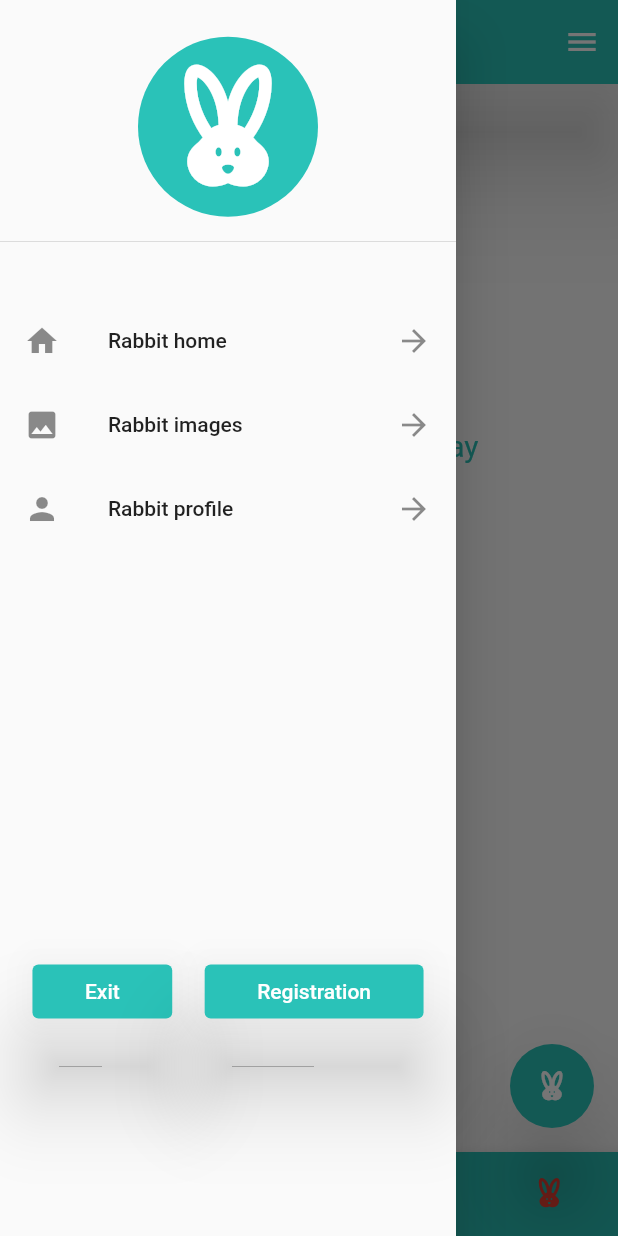
After one commit to ArturSmith/rabbitApp_practice5, a Flutter app: the HomePage screen opened by its route, with the side drawer open, on a phone screen of 412 x 824 dp. The commit adds this screen. Run offline on Flutter 3.47's test engine with Material 2 defaults, Android fonts, the light colour scheme and no system bars.

Commit message:
Corrected the mistakes, split widgets into own files and foulders

```diff
--- a/lib/main.dart
+++ b/lib/main.dart
@@ -1,6 +1,6 @@
 import 'package:flutter/material.dart';
-import 'package:flutter_practice5/Widgets/home_page.dart';
-import 'package:flutter_practice5/Widgets/login_page.dart';
+import 'package:flutter_practice5/widgets/home_page_widgets/home_page.dart';
+import 'package:flutter_practice5/widgets/login_page_widgets/login_main_page.dart';
 
 void main() {
   runApp(const MyApp());
@@ -17,7 +17,7 @@ class MyApp extends StatelessWidget {
       debugShowCheckedModeBanner: false,
       title: "Skillbox practice №5",
       routes: {
-        '/LoginPage': (context) => const LoginPage(),
+        '/LoginPage': (context) => const LoginMainPage(),
         '/HomePage': (context) => const HomePage(),
       },
       initialRoute: "/LoginPage",
--- a/lib/supportingElements/appColors.dart
+++ b/lib/supporting_elements/app_colors.dart
@@ -1,5 +1,5 @@
 import 'package:flutter/material.dart';
 
-abstract class MyColors {
+abstract class AppColors {
   static const mainLightGreenColor = Color.fromARGB(255, 42, 194, 184);
 }
--- a/lib/supportingElements/commonUsedMethods.dart
+++ b/lib/supporting_elements/text_field_border_decoration.dart
@@ -1,11 +1,11 @@
 import 'package:flutter/material.dart';
 
-class TextFieldDecoration {
-  TextFieldDecoration(this.labelText, this.labelColor, this.borderColor);
+class TextFieldBorderDecoration {
+  TextFieldBorderDecoration(this.labelText, this.labelColor, this.borderColor);
   String labelText;
   Color labelColor;
   Color borderColor;
-  InputDecoration ChangeTextFieldBorderDecoration() {
+  InputDecoration setTextFieldBorderDecoration() {
     var borderDecoration = InputDecoration(
       labelText: labelText,
       labelStyle: TextStyle(color: labelColor),
--- /dev/null
+++ b/lib/widgets/home_page_widgets/home_page.dart
@@ -0,0 +1,69 @@
+import 'package:flutter/material.dart';
+import 'package:flutter_practice5/supporting_elements/app_colors.dart';
+import 'home_page_bottom_navigation_bar.dart';
+import 'home_page_drawer.dart';
+import 'home_page_end_drawer.dart';
+import 'home_page_floating_button.dart';
+
+class HomePage extends StatefulWidget {
+  const HomePage({super.key});
+
+  @override
+  State<HomePage> createState() => _HomePageState();
+}
+
+class _HomePageState extends State<HomePage> {
+  int selectedIndex = 0;
+
+  List<Color> enviromentColors = [
+    AppColors.mainLightGreenColor,
+    Colors.black,
+    Colors.blue,
+    Colors.red,
+  ];
+
+  final List<String> namesOfRabiit = ["Green", 'Black', 'Blue', 'Red'];
+
+  void _changeSelectedIndex(int index) {
+    setState(() {
+      selectedIndex = index;
+    });
+  }
+
+  @override
+  Widget build(BuildContext context) {
+    final enviromentColor = enviromentColors[selectedIndex];
+    return SafeArea(
+      child: Scaffold(
+        drawerEnableOpenDragGesture: false,
+        appBar: AppBar(
+          elevation: 30,
+          backgroundColor: enviromentColor,
+          title: Text('${namesOfRabiit[selectedIndex]} Rabbit'),
+          centerTitle: true,
+        ),
+        floatingActionButton:
+            HomePageFloatingButton(enviromentColor: enviromentColor),
+        drawer: HomePageDrawer(backgroundColor: enviromentColor),
+        bottomNavigationBar: HomePageBottomNabigationBar(
+          enviromentColor: enviromentColor,
+          selectedIndex: selectedIndex,
+          onTapFunction: _changeSelectedIndex,
+        ),
+        endDrawer: const HomePageEndDrawer(),
+        body: Center(
+          child: Column(mainAxisAlignment: MainAxisAlignment.center, children: [
+            Text(
+              "What rabbit are you today",
+              style: TextStyle(color: enviromentColor, fontSize: 20),
+            ),
+            const SizedBox(
+              height: 30,
+            ),
+            Icon(Icons.cruelty_free, size: 200, color: enviromentColor),
+          ]),
+        ),
+      ),
+    );
+  }
+}
--- /dev/null
+++ b/lib/widgets/home_page_widgets/home_page_bottom_navigation_bar.dart
@@ -0,0 +1,41 @@
+import 'package:flutter/material.dart';
+import 'package:flutter_practice5/supporting_elements/app_colors.dart';
+
+class HomePageBottomNabigationBar extends StatelessWidget {
+  const HomePageBottomNabigationBar(
+      {super.key,
+      required this.enviromentColor,
+      required this.selectedIndex,
+      required this.onTapFunction});
+
+  final Color enviromentColor;
+  final int selectedIndex;
+  final Function(int) onTapFunction;
+
+  @override
+  Widget build(BuildContext context) {
+    return BottomNavigationBar(
+      items: <BottomNavigationBarItem>[
+        BottomNavigationBarItem(
+            backgroundColor: enviromentColor,
+            label: 'Green rabbit',
+            icon: const Icon(Icons.cruelty_free,
+                color: AppColors.mainLightGreenColor)),
+        BottomNavigationBarItem(
+            backgroundColor: enviromentColor,
+            label: 'Black rabbit',
+            icon: const Icon(Icons.cruelty_free, color: Colors.black)),
+        BottomNavigationBarItem(
+            backgroundColor: enviromentColor,
+            label: 'Blue rabbit',
+            icon: const Icon(Icons.cruelty_free, color: Colors.blue)),
+        BottomNavigationBarItem(
+            backgroundColor: enviromentColor,
+            label: 'Red rabbit',
+            icon: const Icon(Icons.cruelty_free, color: Colors.red)),
+      ],
+      currentIndex: selectedIndex,
+      onTap: onTapFunction,
+    );
+  }
+}
--- /dev/null
+++ b/lib/widgets/home_page_widgets/home_page_drawer.dart
@@ -0,0 +1,79 @@
+import 'package:flutter/material.dart';
+
+class HomePageDrawer extends StatelessWidget {
+  HomePageDrawer({super.key, required this.backgroundColor});
+  final Color backgroundColor;
+
+  @override
+  Widget build(BuildContext context) {
+    return Drawer(
+      child: ListView(children: [
+        DrawerHeader(
+          child: Center(
+            child: Container(
+              decoration: BoxDecoration(
+                  color: backgroundColor,
+                  borderRadius: BorderRadius.circular(60)),
+              height: 120,
+              width: 120,
+              child: const Icon(
+                Icons.cruelty_free,
+                size: 100,
+                color: Colors.white,
+              ),
+            ),
+          ),
+        ),
+        const SizedBox(
+          height: 30,
+        ),
+        const ListTile(
+          leading: Icon(Icons.home),
+          title: Text("Rabbit home"),
+          trailing: Icon(Icons.arrow_forward),
+        ),
+        const ListTile(
+          leading: Icon(Icons.image),
+          title: Text("Rabbit images"),
+          trailing: Icon(Icons.arrow_forward),
+        ),
+        const ListTile(
+          leading: Icon(Icons.person),
+          title: Text("Rabbit profile"),
+          trailing: Icon(Icons.arrow_forward),
+        ),
+        const SizedBox(
+          height: 270,
+        ),
+        Row(
+          mainAxisAlignment: MainAxisAlignment.spaceEvenly,
+          children: [
+            ElevatedButton(
+              onPressed: (() {
+                final navigator = Navigator.of(context);
+                navigator.pushReplacementNamed("/LoginPage");
+              }),
+              style: ButtonStyle(
+                backgroundColor: MaterialStateProperty.all(backgroundColor),
+                elevation: MaterialStateProperty.all(25),
+                padding: MaterialStateProperty.all(
+                    const EdgeInsets.symmetric(horizontal: 35)),
+              ),
+              child: const Text('Exit'),
+            ),
+            ElevatedButton(
+              onPressed: (() {}),
+              style: ButtonStyle(
+                backgroundColor: MaterialStateProperty.all(backgroundColor),
+                elevation: MaterialStateProperty.all(25),
+                padding: MaterialStateProperty.all(
+                    const EdgeInsets.symmetric(horizontal: 35)),
+              ),
+              child: const Text('Registration'),
+            ),
+          ],
+        )
+      ]),
+    );
+  }
+}
--- /dev/null
+++ b/lib/widgets/home_page_widgets/home_page_floating_button.dart
@@ -0,0 +1,43 @@
+import 'package:flutter/material.dart';
+
+class HomePageFloatingButton extends StatelessWidget {
+  const HomePageFloatingButton({super.key, this.enviromentColor});
+  // ignore: prefer_typing_uninitialized_variables
+  final enviromentColor;
+  @override
+  Widget build(BuildContext context) {
+    return FloatingActionButton(
+      onPressed: () {
+        showModalBottomSheet<void>(
+            context: context,
+            builder: (BuildContext context) {
+              return Container(
+                  color: enviromentColor,
+                  height: 200,
+                  width: double.infinity,
+                  child: Column(
+                    mainAxisAlignment: MainAxisAlignment.center,
+                    children: [
+                      const Text("I am not going to share with you",
+                          style: TextStyle(fontSize: 20, color: Colors.white)),
+                      const SizedBox(
+                        height: 20,
+                      ),
+                      SizedBox(
+                        height: 100,
+                        width: 100,
+                        child: Image.asset(
+                          'assets/images/free-icon-bunny-1468993.png',
+                          color: Colors.white,
+                        ),
+                      ),
+                    ],
+                  ));
+            });
+      },
+      backgroundColor: enviromentColor,
+      elevation: 30,
+      child: const Icon(Icons.cruelty_free),
+    );
+  }
+}
--- a/pubspec.yaml
+++ b/pubspec.yaml
@@ -63,9 +63,9 @@ flutter:
 
   # To add assets to your application, add an assets section, like this:
   assets:
-    - lib/assets/icons/cruelty_free-40px.xml
-    - lib/assets/images/free-icon-bunny-1468950.png
-    - lib/assets/images/free-icon-bunny-1468993.png
+    - assets/icons/cruelty_free-40px.xml
+    - assets/images/free-icon-bunny-1468950.png
+    - assets/images/free-icon-bunny-1468993.png
 
   # An image asset can refer to one or more resolution-specific "variants", see
   # https://flutter.dev/assets-and-images/#resolution-aware
```
Also changed, not shown: lib/Widgets/home_page.dart (deleted, +0 -241 lines), lib/widgets/home_page_widgets/home_page_end_drawer.dart (added, +20 -0 lines), lib/widgets/login_page_widgets/login_body.dart (renamed from lib/Widgets/login_page.dart, +22 -41 lines), lib/widgets/login_page_widgets/login_main_page.dart (added, +22 -0 lines), assets/images/free-icon-bunny-1468950.png (renamed from lib/assets/images/free-icon-bunny-1468950.png), assets/images/free-icon-bunny-1468993.png (renamed from lib/assets/images/free-icon-bunny-1468993.png), 2 other files.
